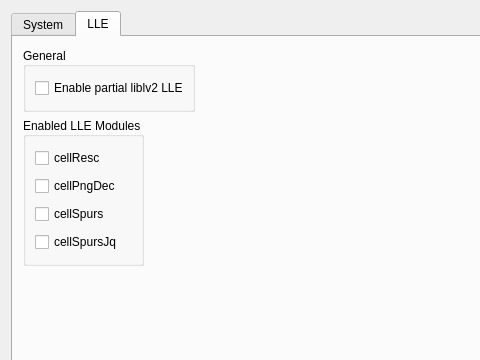
Before: the Qt Designer form ChonkyStation3/Frontend/UI/settings.ui in wheremyfoodat/ChonkyStation3, drawn with Qt 5; both pictures show x 0 to 480 and y 0 to 360 of the 640 by 480 pixel window.
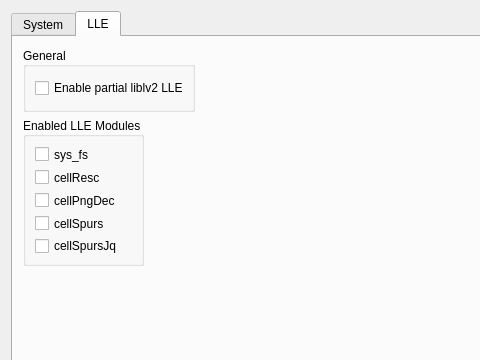
After: the same form once the commit is applied.

Diff of the .ui file:
```diff
--- a/ChonkyStation3/Frontend/UI/settings.ui
+++ b/ChonkyStation3/Frontend/UI/settings.ui
@@ -129,13 +129,23 @@
        <property name="checkable">
         <bool>false</bool>
        </property>
-       <layout class="QVBoxLayout" name="verticalLayout_2" stretch="0,0,0,0">
+       <layout class="QVBoxLayout" name="verticalLayout_2" stretch="0,0,0,0,0">
         <property name="spacing">
          <number>6</number>
         </property>
         <property name="sizeConstraint">
          <enum>QLayout::SizeConstraint::SetNoConstraint</enum>
         </property>
+        <item>
+         <widget class="QCheckBox" name="sys_fs">
+          <property name="text">
+           <string>sys_fs</string>
+          </property>
+          <property name="tristate">
+           <bool>false</bool>
+          </property>
+         </widget>
+        </item>
         <item>
          <widget class="QCheckBox" name="cellResc">
           <property name="text">
```
